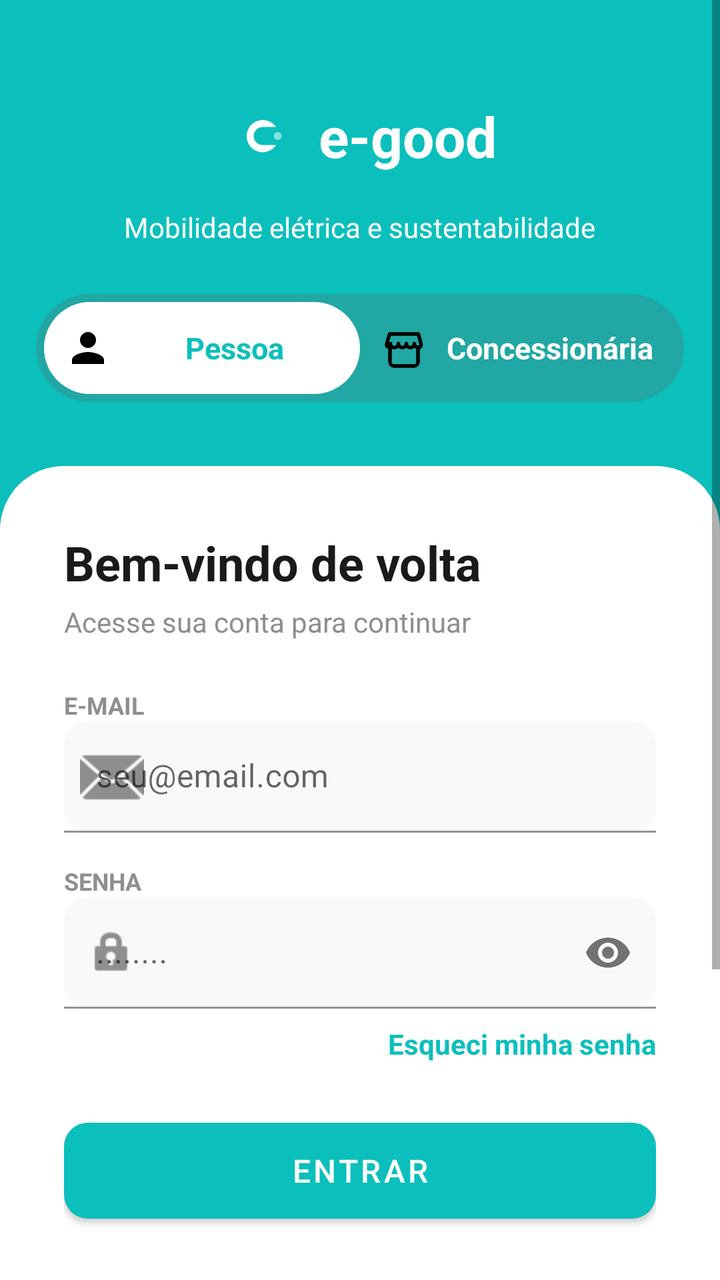
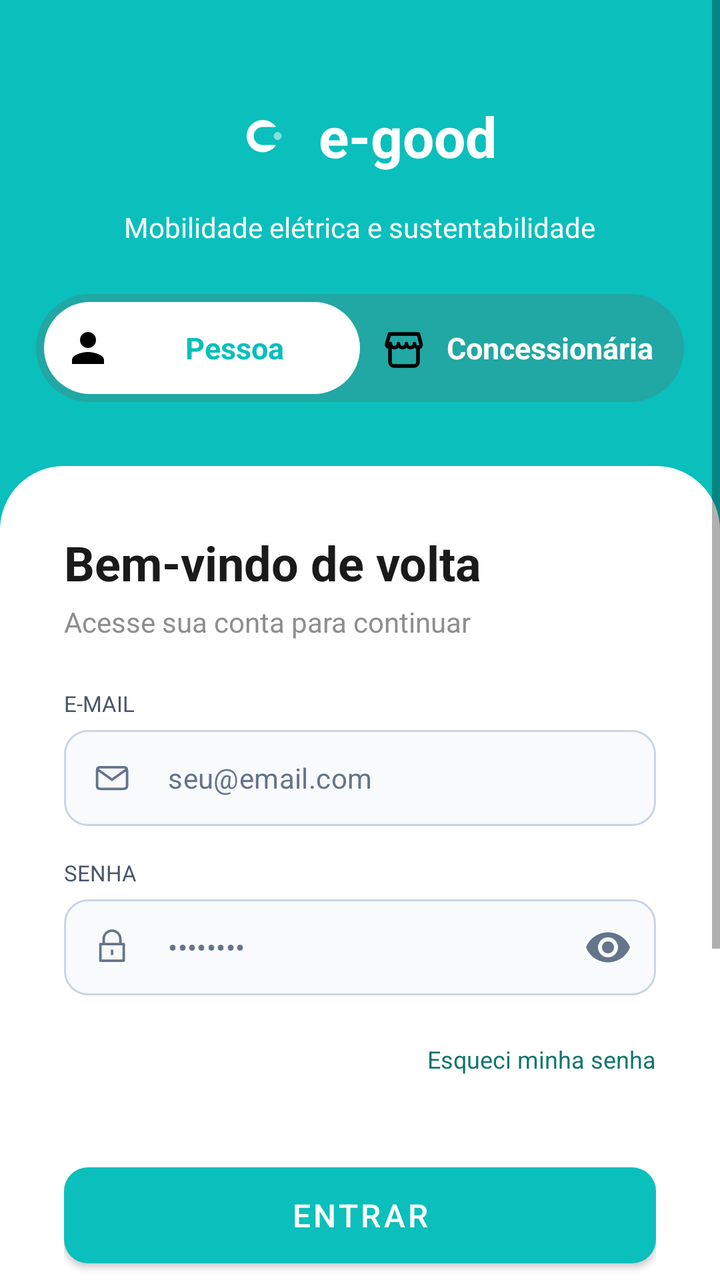

An Android layout rendered at two revisions. The XML below is the earlier revision; the diff shows what the commit changed to produce the second picture.
<!-- AndroidManifest.xml: application theme Theme.E_goodApp -->
<!-- res/layout/activity_login.xml -->
<?xml version="1.0" encoding="utf-8"?>
<ScrollView xmlns:android="http://schemas.android.com/apk/res/android"
    xmlns:app="http://schemas.android.com/apk/res-auto"
    android:layout_width="match_parent"
    android:layout_height="match_parent"
    android:background="@color/primary"
    android:fillViewport="true">

    <androidx.constraintlayout.widget.ConstraintLayout
        android:layout_width="match_parent"
        android:layout_height="wrap_content">

        <LinearLayout
            android:id="@+id/headerContainer"
            android:layout_width="match_parent"
            android:layout_height="wrap_content"
            android:orientation="vertical"
            android:gravity="center"
            android:paddingTop="48dp"
            android:paddingBottom="32dp"
            app:layout_constraintTop_toTopOf="parent">

            <LinearLayout
                android:layout_width="wrap_content"
                android:layout_height="wrap_content"
                android:orientation="horizontal"
                android:gravity="center_vertical">

                <ImageView
                    android:layout_width="40dp"
                    android:layout_height="40dp"
                    android:scaleType="fitCenter"
                    app:srcCompat="@drawable/ic_egood_logo"/>

                <TextView
                    android:layout_width="wrap_content"
                    android:layout_height="wrap_content"
                    android:text="e-good"
                    android:textColor="@color/surface_white"
                    android:textSize="28sp"
                    android:textStyle="bold"
                    android:layout_marginStart="8dp"/>
            </LinearLayout>

            <TextView
                android:layout_width="wrap_content"
                android:layout_height="wrap_content"
                android:text="Mobilidade elétrica e sustentabilidade"
                android:textColor="@color/surface_white"
                android:layout_marginTop="16dp"/>

            <LinearLayout
                android:layout_width="match_parent"
                android:layout_height="54dp"
                android:layout_marginTop="24dp"
                android:layout_marginStart="18dp"
                android:layout_marginEnd="18dp"
                android:background="@drawable/bg_toggle_container"
                android:padding="4dp"
                android:orientation="horizontal">

                <TextView
                    android:id="@+id/btnTogglePessoa"
                    android:layout_width="0dp"
                    android:layout_height="match_parent"
                    android:layout_weight="1"
                    android:background="@drawable/bg_toggle_selected"
                    android:gravity="center"
                    android:text="Pessoa"
                    android:textSize="15sp"
                    android:textColor="@color/teal_primary"
                    android:textStyle="bold"
                    android:singleLine="true"
                    android:ellipsize="none"
                    android:drawablePadding="8dp"
                    app:drawableStartCompat="@drawable/ic_person"
                    android:paddingStart="10dp"
                    android:paddingEnd="10dp"/>

                <TextView
                    android:id="@+id/btnToggleConcessionaria"
                    android:layout_width="0dp"
                    android:layout_height="match_parent"
                    android:layout_weight="1"
                    android:gravity="center"
                    android:text="Concessionária"
                    android:textSize="15sp"
                    android:textColor="@color/white"
                    android:textStyle="bold"
                    android:singleLine="true"
                    android:ellipsize="none"
                    android:drawablePadding="8dp"
                    app:drawableStartCompat="@drawable/ic_store"
                    android:paddingStart="10dp"
                    android:paddingEnd="10dp"/>
            </LinearLayout>
        </LinearLayout>

        
        <androidx.constraintlayout.widget.ConstraintLayout
            android:layout_width="match_parent"
            android:layout_height="wrap_content"
            android:background="@drawable/bg_bottom_sheet"
            android:padding="32dp"
            app:layout_constraintTop_toBottomOf="@id/headerContainer"
            app:layout_constraintBottom_toBottomOf="parent">

            <TextView
                android:id="@+id/tvTitle"
                android:layout_width="match_parent"
                android:layout_height="wrap_content"
                android:text="Bem-vindo de volta"
                android:textSize="24sp"
                android:textColor="@color/text_dark"
                android:textStyle="bold"
                app:layout_constraintTop_toTopOf="parent"/>

            <TextView
                android:id="@+id/tvSubtitle"
                android:layout_width="match_parent"
                android:layout_height="wrap_content"
                android:text="Acesse sua conta para continuar"
                android:textColor="@color/text_gray"
                android:layout_marginTop="4dp"
                app:layout_constraintTop_toBottomOf="@id/tvTitle"/>

            <TextView
                android:id="@+id/labelEmail"
                android:layout_width="wrap_content"
                android:layout_height="wrap_content"
                android:text="E-MAIL"
                android:textSize="12sp"
                android:textStyle="bold"
                android:textColor="@color/text_gray"
                android:layout_marginTop="24dp"
                app:layout_constraintTop_toBottomOf="@id/tvSubtitle"
                app:layout_constraintStart_toStartOf="parent"/>

            <com.google.android.material.textfield.TextInputLayout
                android:id="@+id/inputLayoutEmail"
                android:layout_width="match_parent"
                android:layout_height="wrap_content"
                app:boxCornerRadiusTopStart="12dp"
                app:boxCornerRadiusTopEnd="12dp"
                app:boxCornerRadiusBottomStart="12dp"
                app:boxCornerRadiusBottomEnd="12dp"
                app:boxBackgroundColor="@color/background_app"
                app:boxStrokeColor="@color/stroke_input"
                app:startIconDrawable="@android:drawable/ic_dialog_email"
                app:startIconTint="@color/text_gray"
                app:endIconTint="@color/text_gray"
                app:hintTextColor="@color/text_gray"
                app:layout_constraintTop_toBottomOf="@id/labelEmail">

                <com.google.android.material.textfield.TextInputEditText
                    android:id="@+id/editEmail"
                    android:layout_width="match_parent"
                    android:layout_height="wrap_content"
                    android:hint="seu@email.com"
                    android:textColor="@color/text_dark"
                    android:textColorHint="@color/text_gray"
                    android:textColorHighlight="@android:color/transparent"
                    android:inputType="textEmailAddress"/>
            </com.google.android.material.textfield.TextInputLayout>

            <TextView
                android:id="@+id/labelSenha"
                android:layout_width="wrap_content"
                android:layout_height="wrap_content"
                android:text="SENHA"
                android:textSize="12sp"
                android:textStyle="bold"
                android:textColor="@color/text_gray"
                android:layout_marginTop="16dp"
                app:layout_constraintTop_toBottomOf="@id/inputLayoutEmail"
                app:layout_constraintStart_toStartOf="parent"/>

            <com.google.android.material.textfield.TextInputLayout
                android:id="@+id/inputLayoutSenha"
                android:layout_width="match_parent"
                android:layout_height="wrap_content"
                app:boxCornerRadiusTopStart="12dp"
                app:boxCornerRadiusTopEnd="12dp"
                app:boxCornerRadiusBottomStart="12dp"
                app:boxCornerRadiusBottomEnd="12dp"
                app:boxBackgroundColor="@color/background_app"
                app:boxStrokeColor="@color/stroke_input"
                app:startIconDrawable="@android:drawable/ic_lock_idle_lock"
                app:startIconTint="@color/text_gray"
                app:endIconTint="@color/text_gray"
                app:hintTextColor="@color/text_gray"
                app:passwordToggleEnabled="true"
                app:layout_constraintTop_toBottomOf="@id/labelSenha">

                <com.google.android.material.textfield.TextInputEditText
                    android:id="@+id/editSenha"
                    android:layout_width="match_parent"
                    android:layout_height="wrap_content"
                    android:hint="........"
                    android:textColor="@color/text_dark"
                    android:textColorHint="@color/text_gray"
                    android:textColorHighlight="@android:color/transparent"
                    android:inputType="textPassword"/>
            </com.google.android.material.textfield.TextInputLayout>

            <TextView
                android:id="@+id/tvForgot"
                android:layout_width="wrap_content"
                android:layout_height="wrap_content"
                android:text="Esqueci minha senha"
                android:textColor="@color/primary"
                android:textStyle="bold"
                android:layout_marginTop="8dp"
                app:layout_constraintTop_toBottomOf="@id/inputLayoutSenha"
                app:layout_constraintEnd_toEndOf="parent"/>

            <com.google.android.material.button.MaterialButton
                android:id="@+id/btnEntrar"
                android:layout_width="match_parent"
                android:layout_height="60dp"
                android:text="Entrar"
                android:textSize="16sp"
                app:cornerRadius="12dp"
                app:backgroundTint="@color/primary"
                android:layout_marginTop="24dp"
                app:layout_constraintTop_toBottomOf="@id/tvForgot"/>

            <TextView
                android:id="@+id/tvOu"
                android:layout_width="wrap_content"
                android:layout_height="wrap_content"
                android:text="ou continue com"
                android:textColor="@color/text_gray"
                android:layout_marginTop="24dp"
                app:layout_constraintTop_toBottomOf="@id/btnEntrar"
                app:layout_constraintStart_toStartOf="parent"
                app:layout_constraintEnd_toEndOf="parent"/>

            <LinearLayout
                android:id="@+id/socialButtons"
                android:layout_width="match_parent"
                android:layout_height="wrap_content"
                android:orientation="horizontal"
                android:layout_marginTop="16dp"
                app:layout_constraintTop_toBottomOf="@id/tvOu">

                <com.google.android.material.button.MaterialButton
                    style="@style/Widget.MaterialComponents.Button.OutlinedButton"
                    android:layout_width="0dp"
                    android:layout_weight="1"
                    android:layout_height="56dp"
                    android:text="Google"
                    android:textColor="@color/text_dark"
                    app:cornerRadius="12dp"
                    app:strokeColor="@color/stroke_input"
                    android:layout_marginEnd="8dp"/>

                <com.google.android.material.button.MaterialButton
                    style="@style/Widget.MaterialComponents.Button.OutlinedButton"
                    android:layout_width="0dp"
                    android:layout_weight="1"
                    android:layout_height="56dp"
                    android:text="Facebook"
                    android:textColor="@color/text_dark"
                    app:cornerRadius="12dp"
                    app:strokeColor="@color/stroke_input"
                    android:layout_marginStart="8dp"/>
            </LinearLayout>

            
            <LinearLayout
                android:layout_width="wrap_content"
                android:layout_height="wrap_content"
                android:orientation="horizontal"
                android:layout_marginTop="32dp"
                android:layout_marginBottom="32dp"
                app:layout_constraintTop_toBottomOf="@id/socialButtons"
                app:layout_constraintBottom_toBottomOf="parent"
                app:layout_constraintStart_toStartOf="parent"
                app:layout_constraintEnd_toEndOf="parent">

                <TextView
                    android:layout_width="wrap_content"
                    android:layout_height="wrap_content"
                    android:text="Ainda não tem uma conta? "
                    android:textColor="@color/text_gray"/>

                <TextView
                    android:id="@+id/tvRegister"
                    android:layout_width="wrap_content"
                    android:layout_height="wrap_content"
                    android:text="Criar aqui"
                    android:textColor="@color/primary"
                    android:textStyle="bold"/>
            </LinearLayout>

        </androidx.constraintlayout.widget.ConstraintLayout>
    </androidx.constraintlayout.widget.ConstraintLayout>
</ScrollView>
<!-- resources referenced by this layout -->
<resources>
  <color name="background_app">#F8F9FA</color>
  <color name="primary">#0ABFBC</color>
  <color name="stroke_input">#E0E0E0</color>
  <color name="surface_white">#FFFFFF</color>
  <color name="teal_primary">#0ABFBC</color>
  <color name="text_dark">#1A1A1A</color>
  <color name="text_gray">#8E8E8E</color>
  <color name="white">#FFFFFF</color>
  <!-- drawable bg_toggle_container (drawable) -->
  <?xml version="1.0" encoding="utf-8"?>
  <shape xmlns:android="http://schemas.android.com/apk/res/android">
      <solid android:color="#21A7A4" /> 
      <corners android:radius="100dp" />
  </shape>
  <!-- drawable bg_toggle_selected (drawable) -->
  <?xml version="1.0" encoding="utf-8"?>
  <shape xmlns:android="http://schemas.android.com/apk/res/android">
      <solid android:color="@color/white" />
      <corners android:radius="24dp" />
  </shape>
  <style name="Theme.E_goodApp" parent="Theme.MaterialComponents.DayNight.NoActionBar">
          
          <item name="colorPrimary">@color/primary</item>
          <item name="colorPrimaryDark">@color/primary_dark</item>
          <item name="colorAccent">@color/primary</item>
      </style>
  <color name="primary_dark">#008B7A</color>
  <!-- unchanged entries left out for length: 4 -->
</resources>

<!-- the commit's change to res/layout/activity_login.xml (unified diff, before → after) -->
@@ -129,37 +129,30 @@
                 android:layout_width="wrap_content"
                 android:layout_height="wrap_content"
                 android:text="E-MAIL"
-                android:textSize="12sp"
-                android:textStyle="bold"
-                android:textColor="@color/text_gray"
+                android:labelFor="@id/editEmail"
+                android:textSize="11sp"
+                android:textColor="#475569"
                 android:layout_marginTop="24dp"
                 app:layout_constraintTop_toBottomOf="@id/tvSubtitle"
                 app:layout_constraintStart_toStartOf="parent"/>
 
             <com.google.android.material.textfield.TextInputLayout
                 android:id="@+id/inputLayoutEmail"
-                android:layout_width="match_parent"
-                android:layout_height="wrap_content"
-                app:boxCornerRadiusTopStart="12dp"
-                app:boxCornerRadiusTopEnd="12dp"
-                app:boxCornerRadiusBottomStart="12dp"
-                app:boxCornerRadiusBottomEnd="12dp"
-                app:boxBackgroundColor="@color/background_app"
-                app:boxStrokeColor="@color/stroke_input"
-                app:startIconDrawable="@android:drawable/ic_dialog_email"
-                app:startIconTint="@color/text_gray"
-                app:endIconTint="@color/text_gray"
-                app:hintTextColor="@color/text_gray"
+                style="@style/Widget.EGood.Login.InputLayout"
+                android:layout_width="match_parent"
+                android:layout_height="wrap_content"
+                android:layout_marginTop="6dp"
+                app:startIconDrawable="@drawable/ic_login_email"
                 app:layout_constraintTop_toBottomOf="@id/labelEmail">
 
                 <com.google.android.material.textfield.TextInputEditText
                     android:id="@+id/editEmail"
+                    style="@style/Widget.EGood.Login.Input"
                     android:layout_width="match_parent"
                     android:layout_height="wrap_content"
                     android:hint="seu@email.com"
-                    android:textColor="@color/text_dark"
-                    android:textColorHint="@color/text_gray"
-                    android:textColorHighlight="@android:color/transparent"
+                    android:autofillHints="emailAddress"
+                    android:imeOptions="actionNext"
                     android:inputType="textEmailAddress"/>
             </com.google.android.material.textfield.TextInputLayout>
 
@@ -168,38 +161,32 @@
                 android:layout_width="wrap_content"
                 android:layout_height="wrap_content"
                 android:text="SENHA"
-                android:textSize="12sp"
-                android:textStyle="bold"
-                android:textColor="@color/text_gray"
+                android:labelFor="@id/editSenha"
+                android:textSize="11sp"
+                android:textColor="#475569"
                 android:layout_marginTop="16dp"
                 app:layout_constraintTop_toBottomOf="@id/inputLayoutEmail"
                 app:layout_constraintStart_toStartOf="parent"/>
 
             <com.google.android.material.textfield.TextInputLayout
                 android:id="@+id/inputLayoutSenha"
-                android:layout_width="match_parent"
-                android:layout_height="wrap_content"
-                app:boxCornerRadiusTopStart="12dp"
-                app:boxCornerRadiusTopEnd="12dp"
-                app:boxCornerRadiusBottomStart="12dp"
-                app:boxCornerRadiusBottomEnd="12dp"
-                app:boxBackgroundColor="@color/background_app"
-                app:boxStrokeColor="@color/stroke_input"
-                app:startIconDrawable="@android:drawable/ic_lock_idle_lock"
-                app:startIconTint="@color/text_gray"
-                app:endIconTint="@color/text_gray"
-                app:hintTextColor="@color/text_gray"
-                app:passwordToggleEnabled="true"
+                style="@style/Widget.EGood.Login.InputLayout"
+                android:layout_width="match_parent"
+                android:layout_height="wrap_content"
+                android:layout_marginTop="6dp"
+                app:startIconDrawable="@drawable/ic_login_lock"
+                app:endIconMode="password_toggle"
+                app:endIconContentDescription="Mostrar ou ocultar senha"
                 app:layout_constraintTop_toBottomOf="@id/labelSenha">
 
                 <com.google.android.material.textfield.TextInputEditText
                     android:id="@+id/editSenha"
+                    style="@style/Widget.EGood.Login.Input"
                     android:layout_width="match_parent"
                     android:layout_height="wrap_content"
-                    android:hint="........"
-                    android:textColor="@color/text_dark"
-                    android:textColorHint="@color/text_gray"
-                    android:textColorHighlight="@android:color/transparent"
+                    android:hint="••••••••"
+                    android:autofillHints="password"
+                    android:imeOptions="actionDone"
                     android:inputType="textPassword"/>
             </com.google.android.material.textfield.TextInputLayout>
 
@@ -208,8 +195,10 @@
                 android:layout_width="wrap_content"
                 android:layout_height="wrap_content"
                 android:text="Esqueci minha senha"
-                android:textColor="@color/primary"
-                android:textStyle="bold"
+                android:textColor="#0F766E"
+                android:textSize="12sp"
+                android:minHeight="48dp"
+                android:gravity="center_vertical"
                 android:layout_marginTop="8dp"
                 app:layout_constraintTop_toBottomOf="@id/inputLayoutSenha"
                 app:layout_constraintEnd_toEndOf="parent"/>
@@ -245,26 +234,27 @@
                 app:layout_constraintTop_toBottomOf="@id/tvOu">
 
                 <com.google.android.material.button.MaterialButton
+                    android:id="@+id/btnGoogle"
                     style="@style/Widget.MaterialComponents.Button.OutlinedButton"
-                    android:layout_width="0dp"
-                    android:layout_weight="1"
-                    android:layout_height="56dp"
-                    android:text="Google"
-                    android:textColor="@color/text_dark"
+                    android:layout_width="match_parent"
+                    android:layout_height="wrap_content"
+                    android:minHeight="52dp"
+                    android:text="Continuar com Google"
+                    android:textAllCaps="false"
+                    android:textSize="14sp"
+                    android:textColor="#1F1F1F"
+                    android:paddingStart="12dp"
+                    android:paddingEnd="12dp"
+                    app:backgroundTint="#FFFFFF"
                     app:cornerRadius="12dp"
-                    app:strokeColor="@color/stroke_input"
-                    android:layout_marginEnd="8dp"/>
-
-                <com.google.android.material.button.MaterialButton
-                    style="@style/Widget.MaterialComponents.Button.OutlinedButton"
-                    android:layout_width="0dp"
-                    android:layout_weight="1"
-                    android:layout_height="56dp"
-                    android:text="Facebook"
-                    android:textColor="@color/text_dark"
-                    app:cornerRadius="12dp"
-                    app:strokeColor="@color/stroke_input"
-                    android:layout_marginStart="8dp"/>
+                    app:strokeColor="#747775"
+                    app:strokeWidth="1dp"
+                    app:rippleColor="#14000000"
+                    app:icon="@drawable/google_g_logo"
+                    app:iconSize="20dp"
+                    app:iconPadding="10dp"
+                    app:iconTint="@null"
+                    app:iconGravity="textStart"/>
             </LinearLayout>
 
             
<!-- resource entries referenced after the edit -->
@@ -1,8 +1,6 @@
 <!-- resources referenced by this layout -->
 <resources>
-  <color name="background_app">#F8F9FA</color>
   <color name="primary">#0ABFBC</color>
-  <color name="stroke_input">#E0E0E0</color>
   <color name="surface_white">#FFFFFF</color>
   <color name="teal_primary">#0ABFBC</color>
   <color name="text_dark">#1A1A1A</color>
@@ -20,6 +18,54 @@
       <solid android:color="@color/white" />
       <corners android:radius="24dp" />
   </shape>
+  <!-- drawable google_g_logo: png bitmap (drawable, 33661 bytes) -->
+  <!-- drawable ic_login_email (drawable) -->
+  <?xml version="1.0" encoding="utf-8"?>
+  <vector xmlns:android="http://schemas.android.com/apk/res/android"
+      android:width="20dp" android:height="20dp"
+      android:viewportWidth="24" android:viewportHeight="24">
+      <path android:fillColor="@android:color/transparent" android:strokeColor="#64748B"
+          android:strokeWidth="1.5" android:strokeLineJoin="round" android:strokeLineCap="round"
+          android:pathData="M5,5.5L19,5.5Q21,5.5 21,7.5L21,16.5Q21,18.5 19,18.5L5,18.5Q3,18.5 3,16.5L3,7.5Q3,5.5 5,5.5ZM3.5,7L12,13L20.5,7" />
+  </vector>
+  <!-- drawable ic_login_lock (drawable) -->
+  <?xml version="1.0" encoding="utf-8"?>
+  <vector xmlns:android="http://schemas.android.com/apk/res/android"
+      android:width="20dp" android:height="20dp"
+      android:viewportWidth="24" android:viewportHeight="24">
+      <path android:fillColor="@android:color/transparent" android:strokeColor="#64748B"
+          android:strokeWidth="1.5" android:strokeLineJoin="round" android:strokeLineCap="round"
+          android:pathData="M7,10L7,7A5,5 0,0 1,17 7L17,10M5,10L19,10L19,20L5,20ZM12,14L12,16" />
+  </vector>
+  <style name="Widget.EGood.Login.Input" parent="Widget.MaterialComponents.TextInputEditText.OutlinedBox">
+          <item name="android:background">@null</item>
+          <item name="android:backgroundTint">@null</item>
+          <item name="android:minHeight">48dp</item>
+          <item name="android:paddingTop">12dp</item>
+          <item name="android:paddingBottom">12dp</item>
+          <item name="android:paddingStart">12dp</item>
+          <item name="android:paddingEnd">12dp</item>
+          <item name="android:textSize">14sp</item>
+          <item name="android:textColor">#0F172A</item>
+          <item name="android:textColorHint">#64748B</item>
+          <item name="android:textColorHighlight">#CCFBF1</item>
+          <item name="android:singleLine">true</item>
+      </style>
+  <style name="Widget.EGood.Login.InputLayout" parent="Widget.MaterialComponents.TextInputLayout.OutlinedBox">
+          <item name="hintEnabled">false</item>
+          <item name="boxBackgroundMode">outline</item>
+          <item name="boxBackgroundColor">@color/login_input_background</item>
+          <item name="boxStrokeColor">@color/login_input_stroke</item>
+          <item name="boxStrokeWidth">1dp</item>
+          <item name="boxStrokeWidthFocused">2dp</item>
+          <item name="boxCornerRadiusTopStart">12dp</item>
+          <item name="boxCornerRadiusTopEnd">12dp</item>
+          <item name="boxCornerRadiusBottomStart">12dp</item>
+          <item name="boxCornerRadiusBottomEnd">12dp</item>
+          <item name="startIconTint">@color/login_input_icon</item>
+          <item name="endIconTint">@color/login_input_icon</item>
+          <item name="hintTextColor">#64748B</item>
+      </style>
   <style name="Theme.E_goodApp" parent="Theme.MaterialComponents.DayNight.NoActionBar">
           
           <item name="colorPrimary">@color/primary</item>
